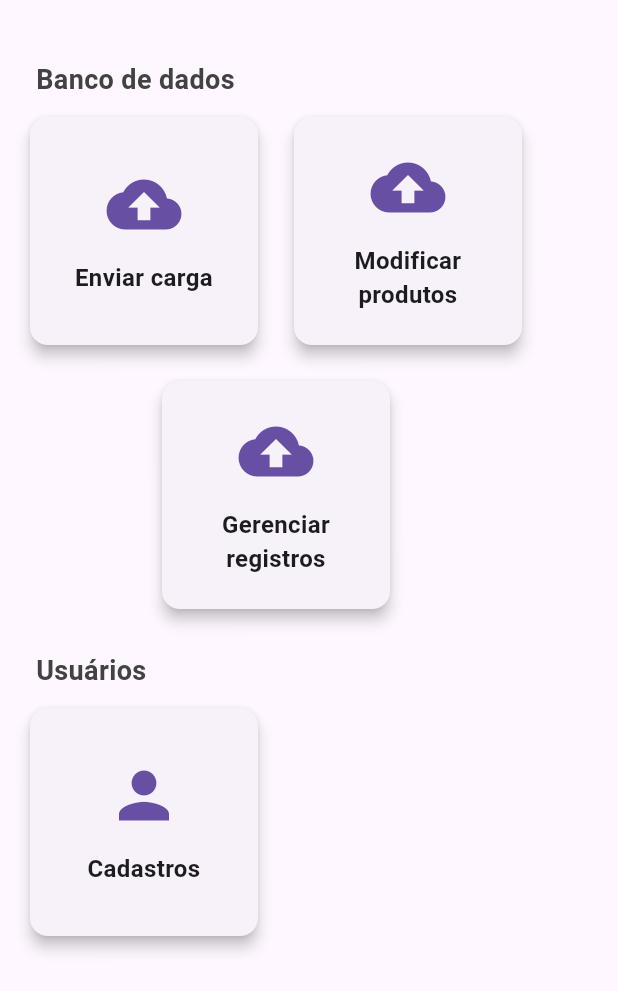
After one commit to BarCollector-Project/RDColetor, a Flutter app: the AdminHome screen opened by its route, on a phone screen of 412 x 824 dp. The commit adds this screen. Shown: the top 991 px of the screen. Run offline on Flutter 3.47's test engine with Material 3 defaults, Android fonts, the phone set to English and light mode, and no system bars; our stand-ins replace drift, shared_preferences, sqlite3_flutter_libs; missing offline and left inert: dart:js_interop, dart_jsonwebtoken, mobile_scanner, sqlite3; accounts and stored records are empty; generated files the repository leaves out were written again.

Commit message:
Criação da tela para Adminstrador

```diff
--- /dev/null
+++ b/lib/features/admin/view/admin_home.dart
@@ -0,0 +1,47 @@
+import 'package:flutter/material.dart';
+import 'package:rdcoletor/features/app_route.dart';
+import 'package:rdcoletor/models/screen/blocks_layout.dart';
+
+class AdminHome extends StatefulWidget {
+  const AdminHome({super.key});
+
+  @override
+  State<AdminHome> createState() => _AdminHomeState();
+}
+
+class _AdminHomeState extends State<AdminHome> {
+  late final BlocksLayout bLayout;
+
+  @override
+  void initState() {
+    super.initState();
+    bLayout = BlocksLayout(context: context);
+  }
+
+  void onTapSendCango() {
+    Navigator.pushNamed(
+      context,
+      AppRoute.import,
+    );
+  }
+
+  void onTapModifyProducts() {}
+
+  void onTapManagerRecords() {}
+
+  void onTapRegistrations() {}
+
+  @override
+  Widget build(BuildContext context) {
+    return bLayout.buildScaffold(
+      children: [
+        bLayout.buildSectionTitle("Banco de dados"),
+        bLayout.buildGridButton(icon: Icons.cloud_upload, label: "Enviar carga", onTap: onTapSendCango),
+        bLayout.buildGridButton(icon: Icons.cloud_upload, label: "Modificar produtos", onTap: onTapModifyProducts),
+        bLayout.buildGridButton(icon: Icons.cloud_upload, label: "Gerenciar registros", onTap: onTapManagerRecords),
+        bLayout.buildSectionTitle("Usuários"),
+        bLayout.buildGridButton(icon: Icons.person, label: "Cadastros", onTap: onTapRegistrations),
+      ],
+    );
+  }
+}
--- a/lib/features/app_route.dart
+++ b/lib/features/app_route.dart
@@ -1,4 +1,5 @@
 import 'package:flutter/material.dart';
+import 'package:rdcoletor/features/admin/view/admin_home.dart';
 import 'package:rdcoletor/features/coletor/view/coleto.dart';
 import 'package:rdcoletor/features/home/view/home.dart';
 import 'package:rdcoletor/features/import/view/import_screen.dart';
@@ -17,6 +18,7 @@ class AppRoute {
   static const String settings = "settings";
   static const String userManagement = "user_management";
   static const String cameraSettings = "camera_settings";
+  static const String adminHome = "admin_home";
 
   static final Map<String, WidgetBuilder> routes = {
     login: (context) => const Login(),
@@ -27,5 +29,6 @@ class AppRoute {
     settings: (context) => const Settings(),
     userManagement: (context) => const UserManagementScreen(),
     cameraSettings: (context) => const CameraSettings(),
+    adminHome: (context) => AdminHome(),
   };
 }
--- a/lib/features/home/view/home.dart
+++ b/lib/features/home/view/home.dart
@@ -164,7 +164,7 @@ class _HomeState extends State<Home> {
                 ],
               ),
               //Somente o ADMIN terá acesso a sincronização do banco
-              if (authService.isAdmin) _buildSectionTitle("Banco de Dados"),
+              if (authService.isAdmin) _buildSectionTitle("Administração"),
               if (authService.isAdmin)
                 Wrap(
                   spacing: 16.0, // Espaçamento horizontal entre os botões.
@@ -173,8 +173,8 @@ class _HomeState extends State<Home> {
                   children: <Widget>[
                     _buildGridButton(
                       icon: Icons.cloud_upload,
-                      label: 'Importar Produtos',
-                      onTap: () => Navigator.pushNamed(context, AppRoute.import),
+                      label: 'Tela do administrador',
+                      onTap: () => Navigator.pushNamed(context, AppRoute.adminHome),
                     ), // Adicione mais botões conforme necessário
                   ],
                 ),
--- /dev/null
+++ b/lib/models/screen/blocks_layout.dart
@@ -0,0 +1,112 @@
+import 'package:flutter/material.dart';
+import 'package:provider/provider.dart';
+import 'package:rdcoletor/features/app_route.dart';
+import 'package:rdcoletor/local/auth/service/auth_service.dart';
+
+class BlocksLayout {
+  final BuildContext context;
+
+  BlocksLayout({required this.context});
+
+  Widget buildSectionTitle(String title) {
+    return Padding(
+      // Adiciona um espaçamento vertical e um pouco de padding horizontal.
+      padding: const EdgeInsets.only(top: 24.0, bottom: 8.0, left: 8.0),
+      child: Text(
+        title,
+        style: TextStyle(
+          fontSize: 18,
+          fontWeight: FontWeight.bold,
+          color: Colors.grey.shade800,
+        ),
+      ),
+    );
+  }
+
+  /// Constrói um botão padrão para o GridView da home.
+  Widget buildGridButton({
+    required IconData icon,
+    required String label,
+    required VoidCallback onTap,
+    double maxSize = 160.0, // Tamanho ideal para um layout com quebra de linha.
+  }) {
+    // O SizedBox força o botão a ter um tamanho máximo específico,
+    // permitindo que o Wrap os organize lado a lado.
+    return SizedBox(
+      width: maxSize,
+      height: maxSize,
+      child: InkWell(
+        onTap: onTap,
+        borderRadius: BorderRadius.circular(12), // Para o efeito de clique
+        child: Card(
+          elevation: 4,
+          shape: RoundedRectangleBorder(
+            borderRadius: BorderRadius.circular(12),
+          ),
+          child: Column(
+            mainAxisAlignment: MainAxisAlignment.center,
+            children: [
+              Icon(icon, size: 50, color: Theme.of(context).primaryColor),
+              const SizedBox(height: 12),
+              Padding(
+                // Adiciona um padding para evitar que o texto encoste nas bordas.
+                padding: const EdgeInsets.symmetric(horizontal: 8.0),
+                child: Text(
+                  label,
+                  textAlign: TextAlign.center,
+                  style: const TextStyle(
+                    fontSize: 16,
+                    fontWeight: FontWeight.w600,
+                  ),
+                ),
+              ),
+            ],
+          ),
+        ),
+      ),
+    );
+  }
+
+  List<Widget> _build(List<Widget> children) {
+    List<Widget> processedChildren = [];
+    for (int i = 0; i < children.length; i++) {
+      if (children[i] is SizedBox) {
+        final List<Widget> wrapChildren = [];
+        while (i < children.length && children[i] is SizedBox) {
+          wrapChildren.add(
+            children[i],
+          );
+          i++;
+        }
+        final wrap = Wrap(
+          spacing: 16.0, // Espaçamento horizontal entre os botões.
+          runSpacing: 16.0, // Espaçamento vertical entre as linhas.
+          alignment: WrapAlignment.center, // Centraliza os botões.
+          children: wrapChildren,
+        );
+        processedChildren.add(wrap);
+        i--;
+      } else {
+        processedChildren.add(children[i]);
+      }
+    }
+
+    return processedChildren;
+  }
+
+  Widget buildScaffold({List<Widget> children = const []}) {
+    return Scaffold(
+      body: SizedBox(
+        width: double.infinity,
+        child: SingleChildScrollView(
+          // Adiciona rolagem para evitar overflow em telas menores ou com muitos botões.
+          padding: const EdgeInsets.all(16.0),
+          child: Column(
+            crossAxisAlignment: CrossAxisAlignment.start,
+            children: _build(children),
+          ),
+        ),
+      ),
+    );
+  }
+}
```
Also changed, not shown: lib/features/export/view/export_screen.dart (added, +75 -0 lines).
